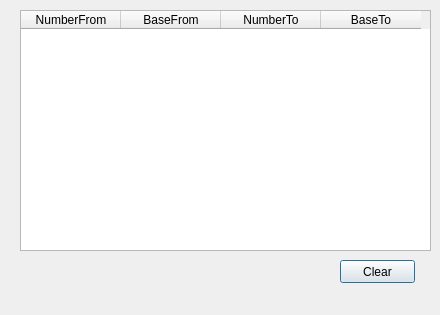
Old version of the form Calculator/Calculator/history.ui in the repository RazorChrome/MPT2.
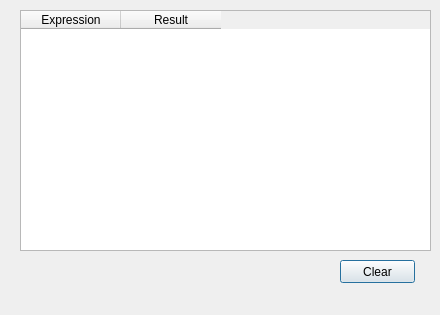
New version of the form. Icons and pictures are not drawn.

The edit to the form file:
```diff
--- a/Calculator/Calculator/history.ui
+++ b/Calculator/Calculator/history.ui
@@ -42,26 +42,16 @@
     </rect>
    </property>
    <property name="columnCount">
-    <number>4</number>
+    <number>2</number>
    </property>
    <column>
     <property name="text">
-     <string>NumberFrom</string>
+     <string>Expression</string>
     </property>
    </column>
    <column>
     <property name="text">
-     <string>BaseFrom</string>
-    </property>
-   </column>
-   <column>
-    <property name="text">
-     <string>NumberTo</string>
-    </property>
-   </column>
-   <column>
-    <property name="text">
-     <string>BaseTo</string>
+     <string>Result</string>
     </property>
    </column>
   </widget>
```
